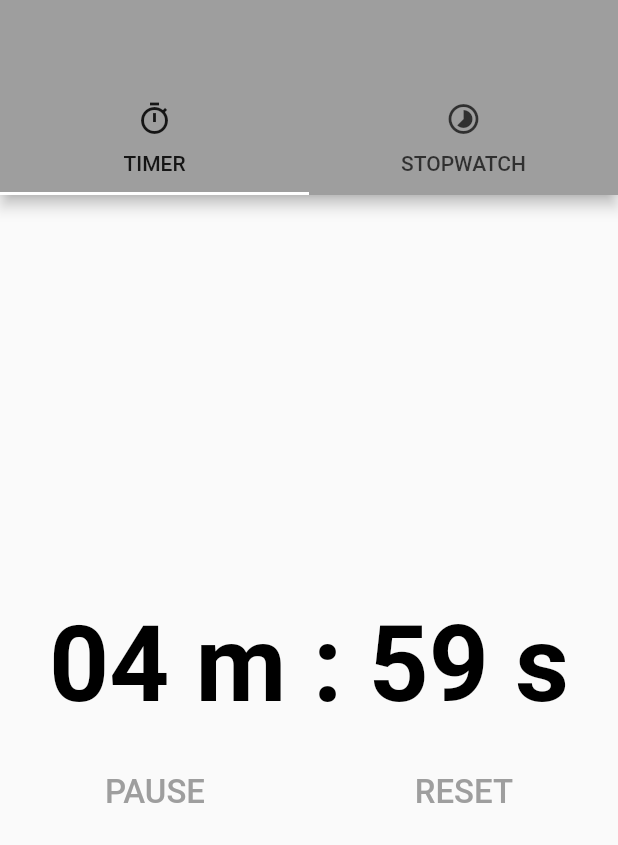
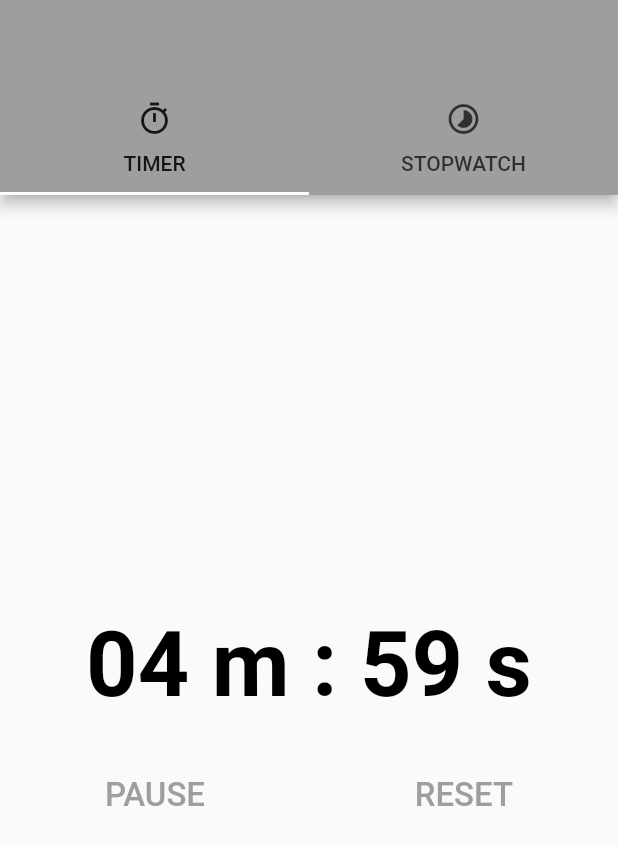
Before and after one commit to surasit27/flutter_test, a Flutter app: the screen it shows after launch, after a tap on "START", on a phone screen of 412 x 824 dp. Shown: the top 845 px of the screen. Run offline on Flutter 3.47's test engine with Material 2 defaults, Android fonts, the phone set to English and light mode, and no system bars; our stand-ins replace bloc, flutter_bloc, shared_preferences.

Commit message:
Stopwatch

```diff
--- a/lib/stopwatch/countdown/page/countdown.dart
+++ b/lib/stopwatch/countdown/page/countdown.dart
@@ -27,7 +27,9 @@ class _CountdownPageState extends State<CountdownPage> {
         mainAxisAlignment: MainAxisAlignment.center,
         crossAxisAlignment: CrossAxisAlignment.center,
         children: [
-          Center(
+          Padding(
+            padding: const EdgeInsets.all(8.0),
+            child: Center(
               child: BlocBuilder<CountdownBloc, CountdownState>(
                   builder: (context, state) {
                 final String minutesSection = ((state.duration / 60) % 60)
@@ -39,12 +41,13 @@ class _CountdownPageState extends State<CountdownPage> {
                 return Text(
                   '$minutesSection m : $secondsSection s',
                   style: TextStyle(
-                  fontSize: 70,
+                    fontSize: 60,
                     color: Colors.black,
                     fontWeight: FontWeight.bold,
                   ),
                 );
               }),
+            ),
           ),
           SizedBox(
             height: 20,
--- a/lib/stopwatch/stoptimer/bloc/stoptimer_bloc.dart
+++ b/lib/stopwatch/stoptimer/bloc/stoptimer_bloc.dart
@@ -8,7 +8,7 @@ part 'stoptimer_event.dart';
 part 'stoptimer_state.dart';
 
 class StoptimerBloc extends Bloc<StoptimerEvent, StoptimerState> {
-  final int _duration = 300;
+  final int _duration = 300000;
   final TickerStopWatch _tickerStopWatch;
   StreamSubscription<int> _timerSubscription;
   StoptimerBloc(
@@ -17,7 +17,7 @@ class StoptimerBloc extends Bloc<StoptimerEvent, StoptimerState> {
       TickerStopWatch ticker})
       : _tickerStopWatch = tickerStopWatch,
         // assert(tickerStopWatch != null),
-        super(RedyStoptimerState(300));
+        super(RedyStoptimerState(300000));
 
   // @override
   // StoptimerState get initialState => RedyStoptimerState(_duration);
@@ -30,7 +30,7 @@ class StoptimerBloc extends Bloc<StoptimerEvent, StoptimerState> {
   @override
   Stream<StoptimerState> mapEventToState(StoptimerEvent event) async* {
     if (event is StartStoptimer) {
-      yield* _mapStoptimerTostate(event);
+      yield* _mapStarttimerTostate(event);
     } else if (event is PauseStoptimer) {
       yield* _mapPauseStoptimerTostate(event);
     } else if (event is ResumeStoptimer) {
@@ -42,12 +42,14 @@ class StoptimerBloc extends Bloc<StoptimerEvent, StoptimerState> {
     }
   }
 
-  Stream<StoptimerState> _mapStoptimerTostate(StartStoptimer start) async* {
+
+
+  Stream<StoptimerState> _mapStarttimerTostate(StartStoptimer start) async* {
     yield RunningStoptimerState(start.duration);
     _timerSubscription?.cancel();
     _timerSubscription = _tickerStopWatch
         .tick(ticks: start.duration)
-        .listen((duration) => add(TickStopwatch(duration: duration)));
+        .listen((duration) => add(TickStopwatch(duration: duration )));
   }
 
   Stream<StoptimerState> _mapPauseStoptimerTostate(
--- a/lib/stopwatch/stoptimer/page/tickerstopwach.dart
+++ b/lib/stopwatch/stoptimer/page/tickerstopwach.dart
@@ -1,6 +1,6 @@
 class TickerStopWatch {
   Stream<int> tick({int ticks}) {
-    return Stream.periodic(Duration(seconds: 1), (x) => ticks + x)
+    return Stream.periodic(Duration(milliseconds: 1), (x) => ticks + x)
         .take(ticks);
   }
 }
```
Also changed, not shown: lib/stopwatch/stoptimer/page/stopwatch.dart (+16 -7 lines). Lines whose indentation alone changed are shown as unchanged.
